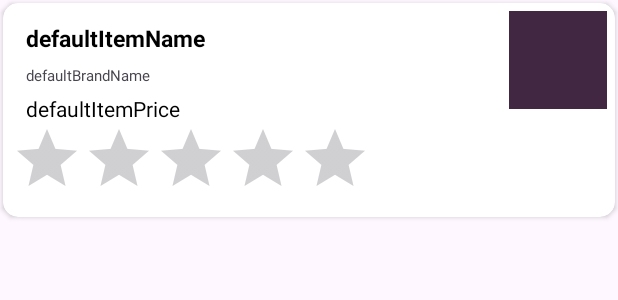
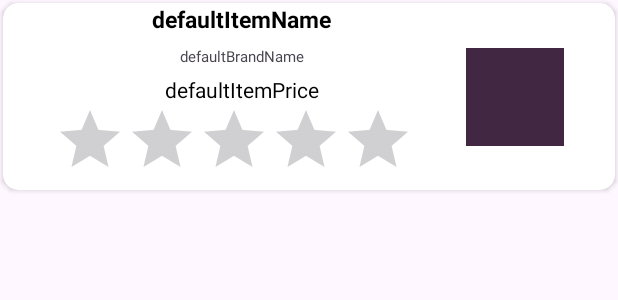
Before and after one commit to CS5520FeinbergFall2023/group-a6-group-5, an Android app: the layout item_card_collapse.xml on its own in the app's theme, with its tools: preview values and no code run, on a phone screen of 412 x 824 dp. Shown: the top 300 px of the screen. Run offline under Robolectric (Android 15) with nearby library versions, the phone set to English and light mode, and no system bars.

Commit message:
fix title and image overlapping

```diff
--- a/app/src/main/res/layout/item_card_collapse.xml
+++ b/app/src/main/res/layout/item_card_collapse.xml
@@ -4,12 +4,12 @@
     android:layout_width="match_parent"
     android:layout_height="wrap_content"
     android:layout_margin="2dp"
+    android:padding="0dp"
     app:cardCornerRadius="10dp">
 
-    <RelativeLayout
+    <androidx.constraintlayout.widget.ConstraintLayout
         android:layout_width="match_parent"
-        android:layout_height="wrap_content"
-        android:layout_margin="5dp">
+        android:layout_height="wrap_content">
         <TextView
             android:id="@+id/item_name"
             android:layout_width="wrap_content"
@@ -17,6 +17,10 @@
             android:layout_marginTop="7dp"
             android:layout_marginStart="10dp"
             android:textColor="@android:color/black"
+            app:layout_constraintTop_toTopOf="parent"
+            app:layout_constraintStart_toStartOf="parent"
+            app:layout_constraintEnd_toStartOf="@+id/imageViewThumbnail"
+            app:layout_constraintBottom_toTopOf="@+id/brand_name"
             android:textSize="15sp"
             android:textStyle="bold"
             android:text="@string/item_name" />
@@ -25,7 +29,10 @@
             android:id="@+id/brand_name"
             android:layout_width="wrap_content"
             android:layout_height="wrap_content"
-            android:layout_below="@+id/item_name"
+            app:layout_constraintTop_toBottomOf="@+id/item_name"
+            app:layout_constraintStart_toStartOf="parent"
+            app:layout_constraintEnd_toStartOf="@+id/imageViewThumbnail"
+            app:layout_constraintBottom_toTopOf="@+id/item_price"
             android:layout_marginTop="7dp"
             android:layout_marginStart="10dp"
             android:textSize="10sp"
@@ -35,9 +42,12 @@
             android:id="@+id/item_price"
             android:layout_width="wrap_content"
             android:layout_height="wrap_content"
-            android:layout_below="@+id/brand_name"
             android:layout_marginStart="10dp"
             android:layout_marginTop="5dp"
+            app:layout_constraintTop_toBottomOf="@+id/brand_name"
+            app:layout_constraintStart_toStartOf="parent"
+            app:layout_constraintEnd_toStartOf="@+id/imageViewThumbnail"
+            app:layout_constraintBottom_toTopOf="@+id/ratingBar"
             android:textColor="@android:color/black"
             android:text="@string/item_price" />
 
@@ -46,16 +56,24 @@
             android:layout_width="wrap_content"
             android:layout_height="wrap_content"
             android:isIndicator="true"
-            android:layout_below="@+id/item_price"
+            android:numStars="5"
+            app:layout_constraintTop_toBottomOf="@+id/item_price"
+            app:layout_constraintStart_toStartOf="parent"
+            app:layout_constraintEnd_toStartOf="@+id/imageViewThumbnail"
+            app:layout_constraintBottom_toTopOf="parent"
             />
 
         <ImageView
             android:id="@+id/imageViewThumbnail"
             android:layout_width="65dp"
             android:layout_height="65dp"
-            android:layout_alignParentEnd="true"
+            app:layout_constraintTop_toTopOf="parent"
+            app:layout_constraintEnd_toEndOf="parent"
+            app:layout_constraintBottom_toBottomOf="parent"
+            app:layout_constraintStart_toEndOf="@+id/ratingBar"
+
             android:src="@drawable/sample_thumbnail" />
 
-    </RelativeLayout>
+    </androidx.constraintlayout.widget.ConstraintLayout>
 
 </androidx.cardview.widget.CardView>
```
